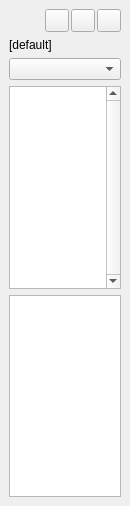
Qt form src/gui/stylepalette.ui (tikzit/tikzit) before a commit.
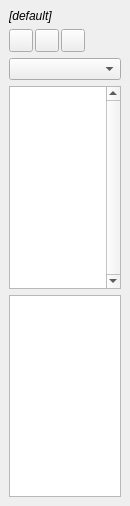
The same form after that commit. Icons and pictures are not drawn.

The edit to the form file:
```diff
--- a/src/gui/stylepalette.ui
+++ b/src/gui/stylepalette.ui
@@ -36,6 +36,24 @@
   </property>
   <widget class="QWidget" name="dockWidgetContents">
    <layout class="QVBoxLayout" name="verticalLayout">
+    <item>
+     <widget class="QLabel" name="styleFile">
+      <property name="sizePolicy">
+       <sizepolicy hsizetype="Expanding" vsizetype="Preferred">
+        <horstretch>0</horstretch>
+        <verstretch>0</verstretch>
+       </sizepolicy>
+      </property>
+      <property name="font">
+       <font>
+        <italic>true</italic>
+       </font>
+      </property>
+      <property name="text">
+       <string>[default]</string>
+      </property>
+     </widget>
+    </item>
     <item>
      <layout class="QHBoxLayout" name="horizontalLayout_2">
       <property name="spacing">
@@ -44,19 +62,6 @@
       <property name="topMargin">
        <number>0</number>
       </property>
-      <item>
-       <spacer name="horizontalSpacer">
-        <property name="orientation">
-         <enum>Qt::Horizontal</enum>
-        </property>
-        <property name="sizeHint" stdset="0">
-         <size>
-          <width>40</width>
-          <height>20</height>
-         </size>
-        </property>
-       </spacer>
-      </item>
       <item>
        <widget class="QToolButton" name="buttonOpenTikzstyles">
         <property name="toolTip">
@@ -99,21 +104,21 @@
         </property>
        </widget>
       </item>
+      <item>
+       <spacer name="horizontalSpacer">
+        <property name="orientation">
+         <enum>Qt::Horizontal</enum>
+        </property>
+        <property name="sizeHint" stdset="0">
+         <size>
+          <width>40</width>
+          <height>20</height>
+         </size>
+        </property>
+       </spacer>
+      </item>
      </layout>
     </item>
-    <item>
-     <widget class="QLabel" name="styleFile">
-      <property name="sizePolicy">
-       <sizepolicy hsizetype="Expanding" vsizetype="Preferred">
-        <horstretch>0</horstretch>
-        <verstretch>0</verstretch>
-       </sizepolicy>
-      </property>
-      <property name="text">
-       <string>[default]</string>
-      </property>
-     </widget>
-    </item>
     <item>
      <widget class="QComboBox" name="currentCategory"/>
     </item>
```
Left out of the diff: 5 changed lines with no effect on the pictures.
